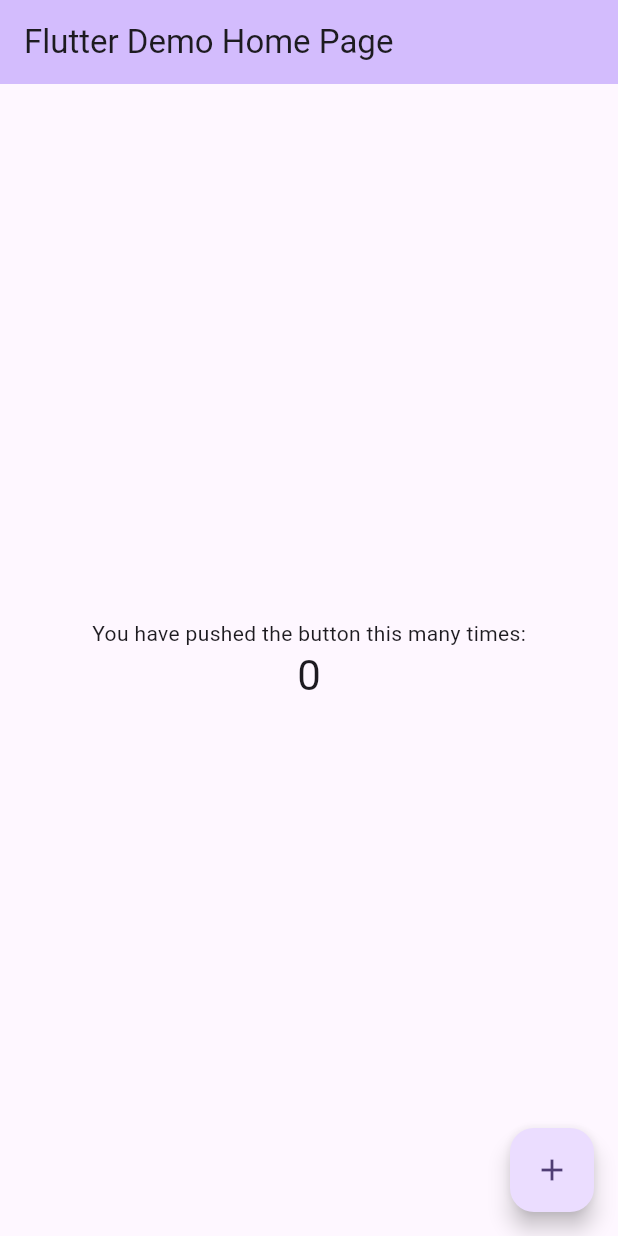
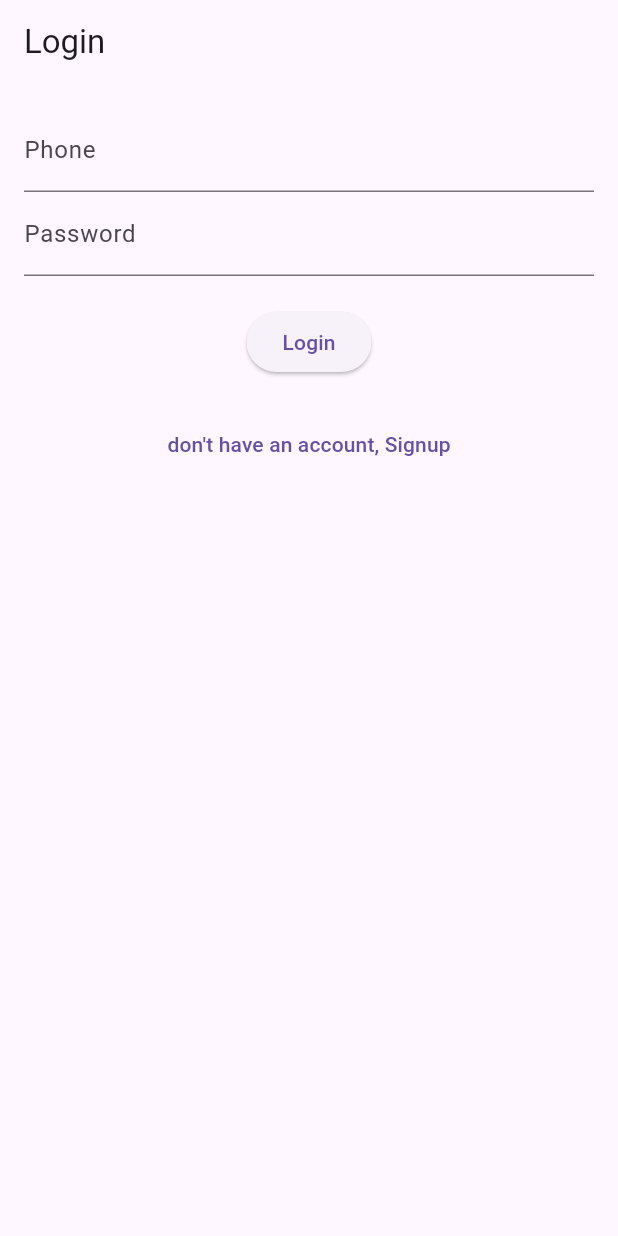
Before and after one commit to pranav-9529/WSA, a Flutter app: the screen it shows after launch, on a phone screen of 412 x 824 dp. Run offline on Flutter 3.47's test engine with Material 3 defaults, Android fonts, the light colour scheme and no system bars.

Commit message:
signup and login test successful

```diff
--- /dev/null
+++ b/safecircle/lib/demo/api_service.dart
@@ -0,0 +1,47 @@
+import 'dart:convert';
+import 'package:http/http.dart' as http;
+
+class ApiService {
+  static const String baseUrl = "https://wsa-1.onrender.com"; // CHANGE THIS
+
+  // Signup API
+  static Future<Map<String, dynamic>> signup(
+    String fname,
+    String lname,
+    String email,
+    String phone,
+    String password,
+  ) async {
+    final url = Uri.parse("$baseUrl/api/auth/signup");
+
+    final response = await http.post(
+      url,
+      headers: {"Content-Type": "application/json"},
+      body: jsonEncode({
+        "fname": fname,
+        "lname": lname,
+        "email": email,
+        "phone": phone,
+        "password": password,
+      }),
+    );
+
+    return jsonDecode(response.body);
+  }
+
+  // Login API
+  static Future<Map<String, dynamic>> login(
+    String phone,
+    String password,
+  ) async {
+    final url = Uri.parse("$baseUrl/api/auth/login");
+
+    final response = await http.post(
+      url,
+      headers: {"Content-Type": "application/json"},
+      body: jsonEncode({"phone": phone, "password": password}),
+    );
+
+    return jsonDecode(response.body);
+  }
+}
--- /dev/null
+++ b/safecircle/lib/demo/login_page.dart
@@ -0,0 +1,74 @@
+import 'package:flutter/material.dart';
+import 'package:safecircle/demo/signup_page.dart';
+import 'api_service.dart';
+import 'home_page.dart';
+
+class LoginPage extends StatefulWidget {
+  @override
+  State<LoginPage> createState() => _LoginPageState();
+}
+
+class _LoginPageState extends State<LoginPage> {
+  final phoneController = TextEditingController();
+  final passwordController = TextEditingController();
+
+  bool loading = false;
+
+  void loginUser() async {
+    setState(() => loading = true);
+
+    final res = await ApiService.login(
+      phoneController.text,
+      passwordController.text,
+    );
+
+    setState(() => loading = false);
+
+    if (res["message"] == "Login successful") {
+      Navigator.push(context, MaterialPageRoute(builder: (_) => HomePage()));
+    } else {
+      ScaffoldMessenger.of(
+        context,
+      ).showSnackBar(SnackBar(content: Text(res["message"].toString())));
+    }
+  }
+
+  @override
+  Widget build(BuildContext context) {
+    return Scaffold(
+      appBar: AppBar(title: Text("Login")),
+      body: Padding(
+        padding: EdgeInsets.all(16),
+        child: Column(
+          children: [
+            TextField(
+              controller: phoneController,
+              decoration: InputDecoration(labelText: "Phone"),
+            ),
+            TextField(
+              controller: passwordController,
+              decoration: InputDecoration(labelText: "Password"),
+              obscureText: true,
+            ),
+
+            SizedBox(height: 20),
+            loading
+                ? CircularProgressIndicator()
+                : ElevatedButton(onPressed: loginUser, child: Text("Login")),
+
+            SizedBox(height: 20),
+            TextButton(
+              onPressed: () {
+                Navigator.push(
+                  context,
+                  MaterialPageRoute(builder: (context) => SignupPage()),
+                );
+              },
+              child: Text("don't have an account, Signup"),
+            ),
+          ],
+        ),
+      ),
+    );
+  }
+}
--- a/safecircle/lib/main.dart
+++ b/safecircle/lib/main.dart
@@ -1,122 +1,13 @@
 import 'package:flutter/material.dart';
+import 'package:safecircle/demo/login_page.dart';
 
 void main() {
-  runApp(const MyApp());
+  runApp(MyApp());
 }
 
 class MyApp extends StatelessWidget {
-  const MyApp({super.key});
-
-  // This widget is the root of your application.
   @override
   Widget build(BuildContext context) {
-    return MaterialApp(
-      title: 'Flutter Demo',
-      theme: ThemeData(
-        // This is the theme of your application.
-        //
-        // TRY THIS: Try running your application with "flutter run". You'll see
-        // the application has a purple toolbar. Then, without quitting the app,
-        // try changing the seedColor in the colorScheme below to Colors.green
-        // and then invoke "hot reload" (save your changes or press the "hot
-        // reload" button in a Flutter-supported IDE, or press "r" if you used
-        // the command line to start the app).
-        //
-        // Notice that the counter didn't reset back to zero; the application
-        // state is not lost during the reload. To reset the state, use hot
-        // restart instead.
-        //
-        // This works for code too, not just values: Most code changes can be
-        // tested with just a hot reload.
-        colorScheme: ColorScheme.fromSeed(seedColor: Colors.deepPurple),
-      ),
-      home: const MyHomePage(title: 'Flutter Demo Home Page'),
-    );
+    return MaterialApp(debugShowCheckedModeBanner: false, home: LoginPage());
   }
 }
-
-class MyHomePage extends StatefulWidget {
-  const MyHomePage({super.key, required this.title});
-
-  // This widget is the home page of your application. It is stateful, meaning
-  // that it has a State object (defined below) that contains fields that affect
-  // how it looks.
-
-  // This class is the configuration for the state. It holds the values (in this
-  // case the title) provided by the parent (in this case the App widget) and
-  // used by the build method of the State. Fields in a Widget subclass are
-  // always marked "final".
-
-  final String title;
-
-  @override
-  State<MyHomePage> createState() => _MyHomePageState();
-}
-
-class _MyHomePageState extends State<MyHomePage> {
-  int _counter = 0;
-
-  void _incrementCounter() {
-    setState(() {
-      // This call to setState tells the Flutter framework that something has
-      // changed in this State, which causes it to rerun the build method below
-      // so that the display can reflect the updated values. If we changed
-      // _counter without calling setState(), then the build method would not be
-      // called again, and so nothing would appear to happen.
-      _counter++;
-    });
-  }
-
-  @override
-  Widget build(BuildContext context) {
-    // This method is rerun every time setState is called, for instance as done
-    // by the _incrementCounter method above.
-    //
-    // The Flutter framework has been optimized to make rerunning build methods
-    // fast, so that you can just rebuild anything that needs updating rather
-    // than having to individually change instances of widgets.
-    return Scaffold(
-      appBar: AppBar(
-        // TRY THIS: Try changing the color here to a specific color (to
-        // Colors.amber, perhaps?) and trigger a hot reload to see the AppBar
-        // change color while the other colors stay the same.
-        backgroundColor: Theme.of(context).colorScheme.inversePrimary,
-        // Here we take the value from the MyHomePage object that was created by
-        // the App.build method, and use it to set our appbar title.
-        title: Text(widget.title),
-      ),
-      body: Center(
-        // Center is a layout widget. It takes a single child and positions it
-        // in the middle of the parent.
-        child: Column(
-          // Column is also a layout widget. It takes a list of children and
-          // arranges them vertically. By default, it sizes itself to fit its
-          // children horizontally, and tries to be as tall as its parent.
-          //
-          // Column has various properties to control how it sizes itself and
-          // how it positions its children. Here we use mainAxisAlignment to
-          // center the children vertically; the main axis here is the vertical
-          // axis because Columns are vertical (the cross axis would be
-          // horizontal).
-          //
-          // TRY THIS: Invoke "debug painting" (choose the "Toggle Debug Paint"
-          // action in the IDE, or press "p" in the console), to see the
-          // wireframe for each widget.
-          mainAxisAlignment: MainAxisAlignment.center,
-          children: <Widget>[
-            const Text('You have pushed the button this many times:'),
-            Text(
-              '$_counter',
-              style: Theme.of(context).textTheme.headlineMedium,
-            ),
-          ],
-        ),
-      ),
-      floatingActionButton: FloatingActionButton(
-        onPressed: _incrementCounter,
-        tooltip: 'Increment',
-        child: const Icon(Icons.add),
-      ), // This trailing comma makes auto-formatting nicer for build methods.
-    );
-  }
-}
--- a/safecircle/pubspec.yaml
+++ b/safecircle/pubspec.yaml
@@ -31,6 +31,7 @@ dependencies:
   flutter:
     sdk: flutter
 
+  http: ^1.6.0
   # The following adds the Cupertino Icons font to your application.
   # Use with the CupertinoIcons class for iOS style icons.
   cupertino_icons: ^1.0.8
```
Also changed, not shown: safecircle/lib/demo/home_page.dart (added, +16 -0 lines), safecircle/lib/demo/signup_page.dart (added, +92 -0 lines), safecircle/pubspec.lock, 1 other file.
